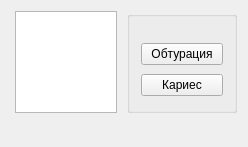
Old version of the form src/View/SubWidgets/SurfacePanel.ui in the repository thefinalcutbg/DinoDent.
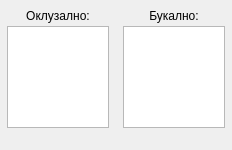
New version of the form. Custom widgets are drawn as their Qt base class.

Commit message: surfaces separated into two panels

The edit to the form file:
```diff
--- a/src/View/SubWidgets/SurfacePanel.ui
+++ b/src/View/SubWidgets/SurfacePanel.ui
@@ -6,14 +6,26 @@
    <rect>
     <x>0</x>
     <y>0</y>
-    <width>248</width>
-    <height>147</height>
+    <width>232</width>
+    <height>150</height>
    </rect>
   </property>
   <property name="windowTitle">
    <string>SurfacePanel</string>
   </property>
-  <layout class="QHBoxLayout" name="horizontalLayout_2">
+  <layout class="QVBoxLayout" name="verticalLayout">
+   <property name="spacing">
+    <number>0</number>
+   </property>
+   <property name="leftMargin">
+    <number>0</number>
+   </property>
+   <property name="topMargin">
+    <number>6</number>
+   </property>
+   <property name="rightMargin">
+    <number>0</number>
+   </property>
    <property name="bottomMargin">
     <number>0</number>
    </property>
@@ -22,6 +34,87 @@
      <property name="spacing">
       <number>0</number>
      </property>
+     <item>
+      <layout class="QHBoxLayout" name="horizontalLayout_2">
+       <property name="spacing">
+        <number>6</number>
+       </property>
+       <property name="bottomMargin">
+        <number>0</number>
+       </property>
+       <item>
+        <spacer name="horizontalSpacer_3">
+         <property name="orientation">
+          <enum>Qt::Horizontal</enum>
+         </property>
+         <property name="sizeHint" stdset="0">
+          <size>
+           <width>0</width>
+           <height>20</height>
+          </size>
+         </property>
+        </spacer>
+       </item>
+       <item>
+        <widget class="QLabel" name="label_2">
+         <property name="minimumSize">
+          <size>
+           <width>102</width>
+           <height>0</height>
+          </size>
+         </property>
+         <property name="text">
+          <string>Оклузално:</string>
+         </property>
+         <property name="alignment">
+          <set>Qt::AlignCenter</set>
+         </property>
+        </widget>
+       </item>
+       <item>
+        <spacer name="horizontalSpacer_6">
+         <property name="orientation">
+          <enum>Qt::Horizontal</enum>
+         </property>
+         <property name="sizeHint" stdset="0">
+          <size>
+           <width>0</width>
+           <height>20</height>
+          </size>
+         </property>
+        </spacer>
+       </item>
+       <item>
+        <widget class="QLabel" name="label">
+         <property name="minimumSize">
+          <size>
+           <width>102</width>
+           <height>0</height>
+          </size>
+         </property>
+         <property name="text">
+          <string>Букално:</string>
+         </property>
+         <property name="alignment">
+          <set>Qt::AlignCenter</set>
+         </property>
+        </widget>
+       </item>
+       <item>
+        <spacer name="horizontalSpacer_4">
+         <property name="orientation">
+          <enum>Qt::Horizontal</enum>
+         </property>
+         <property name="sizeHint" stdset="0">
+          <size>
+           <width>0</width>
+           <height>20</height>
+          </size>
+         </property>
+        </spacer>
+       </item>
+      </layout>
+     </item>
      <item>
       <layout class="QHBoxLayout" name="horizontalLayout">
        <item>
@@ -30,7 +123,7 @@
           <enum>Qt::Horizontal</enum>
          </property>
          <property name="sizeType">
-          <enum>QSizePolicy::Preferred</enum>
+          <enum>QSizePolicy::Expanding</enum>
          </property>
          <property name="sizeHint" stdset="0">
           <size>
@@ -41,7 +134,45 @@
         </spacer>
        </item>
        <item>
-        <widget class="QGraphicsView" name="surfaceView">
+        <widget class="QGraphicsView" name="occlusalView">
+         <property name="sizePolicy">
+          <sizepolicy hsizetype="Fixed" vsizetype="Fixed">
+           <horstretch>0</horstretch>
+           <verstretch>0</verstretch>
+          </sizepolicy>
+         </property>
+         <property name="minimumSize">
+          <size>
+           <width>102</width>
+           <height>102</height>
+          </size>
+         </property>
+         <property name="maximumSize">
+          <size>
+           <width>102</width>
+           <height>102</height>
+          </size>
+         </property>
+         <property name="toolTip">
+          <string>&lt;html&gt;&lt;head/&gt;&lt;body&gt;&lt;p&gt;Ляв бутон: добави статус&lt;br/&gt;Десен бутон: прехмахни статус&lt;/p&gt;&lt;/body&gt;&lt;/html&gt;</string>
+         </property>
+        </widget>
+       </item>
+       <item>
+        <spacer name="horizontalSpacer_5">
+         <property name="orientation">
+          <enum>Qt::Horizontal</enum>
+         </property>
+         <property name="sizeHint" stdset="0">
+          <size>
+           <width>0</width>
+           <height>20</height>
+          </size>
+         </property>
+        </spacer>
+       </item>
+       <item>
+        <widget class="QGraphicsView" name="buccalView">
          <property name="sizePolicy">
           <sizepolicy hsizetype="Fixed" vsizetype="Fixed">
            <horstretch>0</horstretch>
@@ -71,7 +202,7 @@
           <enum>Qt::Horizontal</enum>
          </property>
          <property name="sizeType">
-          <enum>QSizePolicy::Preferred</enum>
+          <enum>QSizePolicy::Expanding</enum>
          </property>
          <property name="sizeHint" stdset="0">
           <size>
@@ -96,19 +227,6 @@
        </property>
       </widget>
      </item>
-     <item>
-      <widget class="QLabel" name="statusInfoLabel">
-       <property name="text">
-        <string/>
-       </property>
-       <property name="alignment">
-        <set>Qt::AlignHCenter|Qt::AlignTop</set>
-       </property>
-       <property name="wordWrap">
-        <bool>true</bool>
-       </property>
-      </widget>
-     </item>
      <item>
       <spacer name="verticalSpacer_2">
        <property name="orientation">
@@ -124,148 +242,9 @@
      </item>
     </layout>
    </item>
-   <item>
-    <layout class="QVBoxLayout" name="verticalLayout_4">
-     <item>
-      <layout class="QVBoxLayout" name="verticalLayout_2">
-       <property name="spacing">
-        <number>0</number>
-       </property>
-       <property name="sizeConstraint">
-        <enum>QLayout::SetDefaultConstraint</enum>
-       </property>
-       <item>
-        <widget class="QGroupBox" name="group">
-         <property name="sizePolicy">
-          <sizepolicy hsizetype="Preferred" vsizetype="Preferred">
-           <horstretch>0</horstretch>
-           <verstretch>0</verstretch>
-          </sizepolicy>
-         </property>
-         <property name="minimumSize">
-          <size>
-           <width>102</width>
-           <height>102</height>
-          </size>
-         </property>
-         <property name="maximumSize">
-          <size>
-           <width>16777215</width>
-           <height>102</height>
-          </size>
-         </property>
-         <property name="title">
-          <string/>
-         </property>
-         <property name="flat">
-          <bool>false</bool>
-         </property>
-         <layout class="QVBoxLayout" name="verticalLayout">
-          <property name="topMargin">
-           <number>0</number>
-          </property>
-          <property name="bottomMargin">
-           <number>9</number>
-          </property>
-          <item>
-           <widget class="QLabel" name="sideBox">
-            <property name="sizePolicy">
-             <sizepolicy hsizetype="Preferred" vsizetype="Fixed">
-              <horstretch>0</horstretch>
-              <verstretch>0</verstretch>
-             </sizepolicy>
-            </property>
-            <property name="minimumSize">
-             <size>
-              <width>0</width>
-              <height>0</height>
-             </size>
-            </property>
-            <property name="maximumSize">
-             <size>
-              <width>16777215</width>
-              <height>16777215</height>
-             </size>
-            </property>
-            <property name="text">
-             <string/>
-            </property>
-            <property name="alignment">
-             <set>Qt::AlignCenter</set>
-            </property>
-           </widget>
-          </item>
-          <item>
-           <widget class="StatusButton" name="sideObturation">
-            <property name="sizePolicy">
-             <sizepolicy hsizetype="Preferred" vsizetype="Fixed">
-              <horstretch>0</horstretch>
-              <verstretch>0</verstretch>
-             </sizepolicy>
-            </property>
-            <property name="styleSheet">
-             <string notr="true"/>
-            </property>
-            <property name="text">
-             <string>Обтурация</string>
-            </property>
-            <property name="checkable">
-             <bool>true</bool>
-            </property>
-           </widget>
-          </item>
-          <item>
-           <widget class="StatusButton" name="sideCaries">
-            <property name="sizePolicy">
-             <sizepolicy hsizetype="Preferred" vsizetype="Fixed">
-              <horstretch>0</horstretch>
-              <verstretch>0</verstretch>
-             </sizepolicy>
-            </property>
-            <property name="styleSheet">
-             <string notr="true"/>
-            </property>
-            <property name="text">
-             <string>Кариес</string>
-            </property>
-            <property name="checkable">
-             <bool>true</bool>
-            </property>
-           </widget>
-          </item>
-         </layout>
-        </widget>
-       </item>
-      </layout>
-     </item>
-     <item>
-      <spacer name="verticalSpacer">
-       <property name="orientation">
-        <enum>Qt::Vertical</enum>
-       </property>
-       <property name="sizeType">
-        <enum>QSizePolicy::Expanding</enum>
-       </property>
-       <property name="sizeHint" stdset="0">
-        <size>
-         <width>20</width>
-         <height>40</height>
-        </size>
-       </property>
-      </spacer>
-     </item>
-    </layout>
-   </item>
   </layout>
  </widget>
  <layoutdefault spacing="6" margin="11"/>
- <customwidgets>
-  <customwidget>
-   <class>StatusButton</class>
-   <extends>QPushButton</extends>
-   <header>View/uiComponents/StatusButton.h</header>
-  </customwidget>
- </customwidgets>
  <resources/>
  <connections/>
 </ui>
```
Left out of the diff: 2 changed lines with no effect on the pictures. The commit also changes 13 other files.
